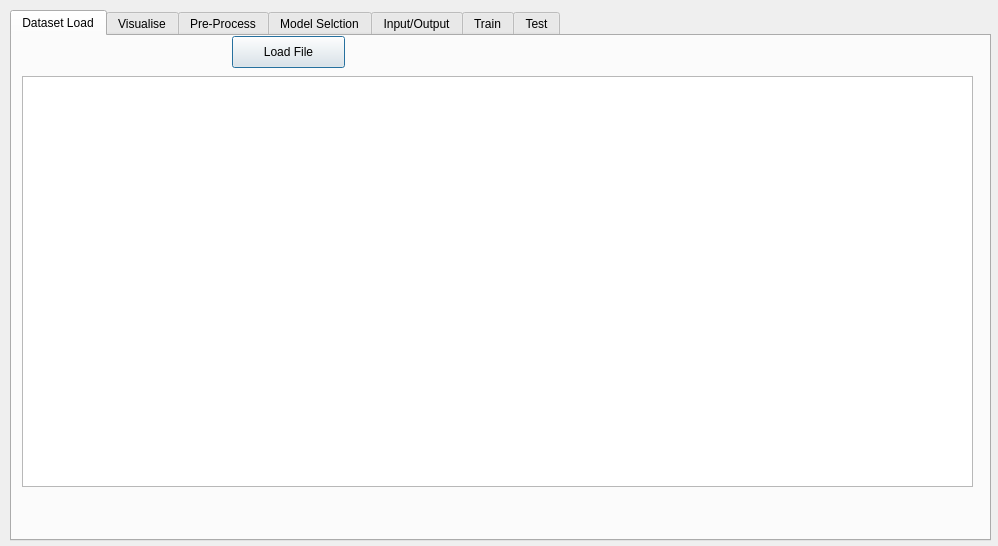
matheusft/modelling_ml, file resources/ui/ml_gui.ui: the form before one commit.
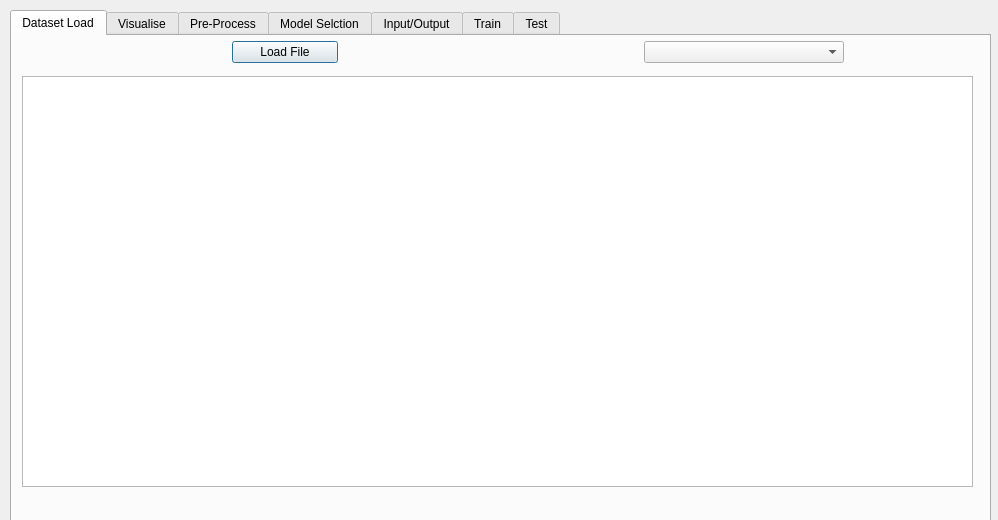
The form after the commit. The open tabs and pages were chosen to show the change. Icons and pictures are not drawn. Custom widgets are drawn as their Qt base class.

Diff of the .ui file:
```diff
--- a/resources/ui/ml_gui.ui
+++ b/resources/ui/ml_gui.ui
@@ -7,7 +7,7 @@
     <x>0</x>
     <y>0</y>
     <width>998</width>
-    <height>546</height>
+    <height>520</height>
    </rect>
   </property>
   <property name="windowTitle">
@@ -33,19 +33,6 @@
     <attribute name="title">
      <string>Dataset Load</string>
     </attribute>
-    <widget class="QPushButton" name="load_file_pushButton">
-     <property name="geometry">
-      <rect>
-       <x>220</x>
-       <y>0</y>
-       <width>113</width>
-       <height>32</height>
-      </rect>
-     </property>
-     <property name="text">
-      <string>Load File</string>
-     </property>
-    </widget>
     <widget class="QTableWidget" name="dataset_tableWidget">
      <property name="geometry">
       <rect>
@@ -65,6 +52,51 @@
       <set>QAbstractItemView::NoEditTriggers</set>
      </property>
     </widget>
+    <widget class="QWidget" name="">
+     <property name="geometry">
+      <rect>
+       <x>220</x>
+       <y>0</y>
+       <width>612</width>
+       <height>32</height>
+      </rect>
+     </property>
+     <layout class="QHBoxLayout" name="horizontalLayout_24">
+      <item>
+       <widget class="QPushButton" name="load_file_pushButton">
+        <property name="text">
+         <string>Load File</string>
+        </property>
+       </widget>
+      </item>
+      <item>
+       <spacer name="horizontalSpacer_14">
+        <property name="orientation">
+         <enum>Qt::Horizontal</enum>
+        </property>
+        <property name="sizeType">
+         <enum>QSizePolicy::Fixed</enum>
+        </property>
+        <property name="sizeHint" stdset="0">
+         <size>
+          <width>300</width>
+          <height>20</height>
+         </size>
+        </property>
+       </spacer>
+      </item>
+      <item>
+       <widget class="QComboBox" name="example_dataset_comboBox">
+        <property name="minimumSize">
+         <size>
+          <width>200</width>
+          <height>0</height>
+         </size>
+        </property>
+       </widget>
+      </item>
+     </layout>
+    </widget>
    </widget>
    <widget class="QWidget" name="visualise_tab">
     <attribute name="title">
```
Left out of the diff: 2 changed lines with no effect on the pictures.
